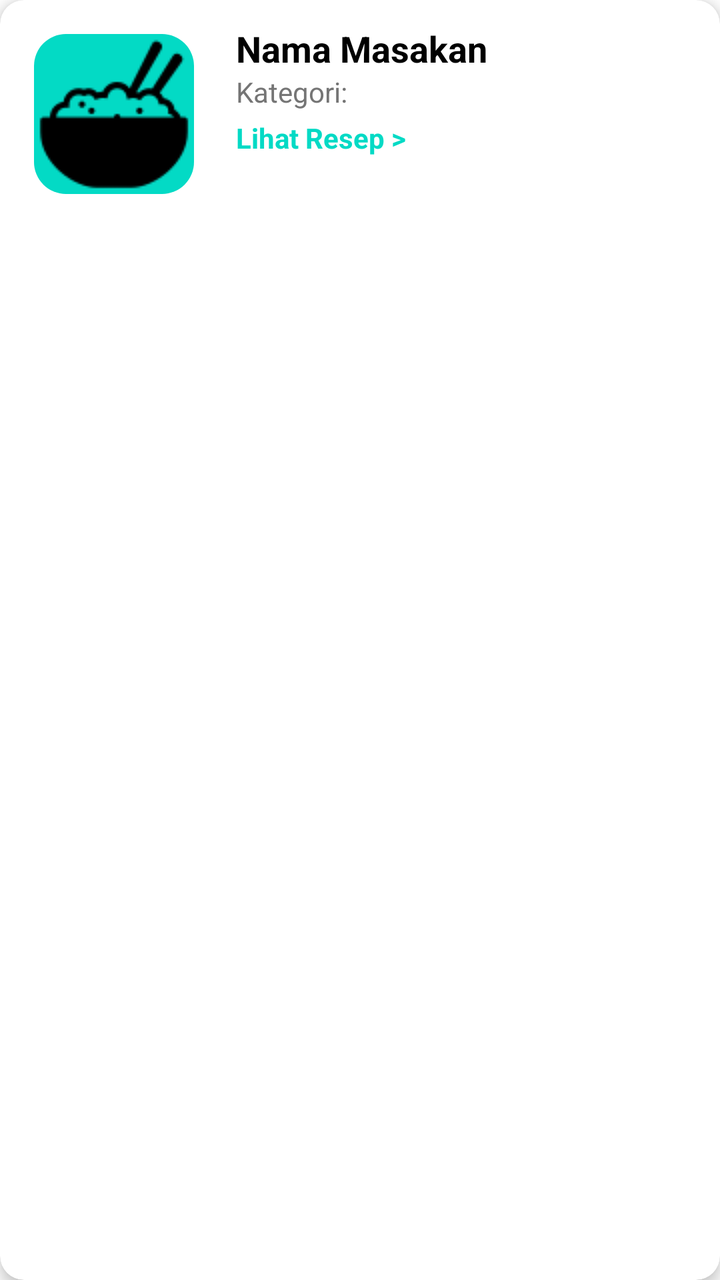
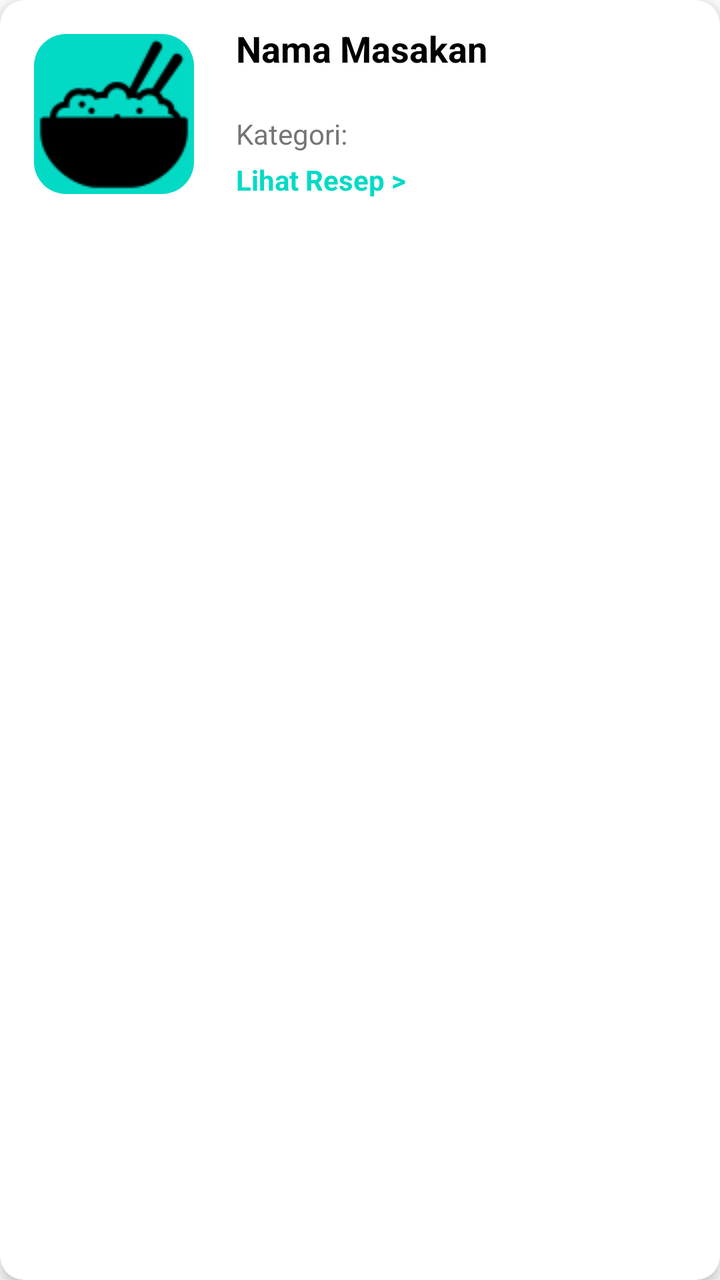

The first picture is an Android layout as it rendered before a commit; the second is the same layout after the commit. The layout source and the unified diff follow.
<!-- AndroidManifest.xml: application theme Theme.DapurIbuProject -->
<!-- res/layout/item_resep.xml -->
<?xml version="1.0" encoding="utf-8"?>
<com.google.android.material.card.MaterialCardView
    xmlns:android="http://schemas.android.com/apk/res/android"
    xmlns:app="http://schemas.android.com/apk/res-auto"
    android:layout_width="match_parent"
    android:layout_height="wrap_content"
    android:layout_margin="8dp"
    app:cardCornerRadius="12dp"
    app:cardElevation="4dp">

    <LinearLayout
        android:layout_width="match_parent"
        android:layout_height="wrap_content"
        android:orientation="horizontal"
        android:padding="12dp">

        <ImageView
            android:id="@+id/ivFood"
            android:layout_width="80dp"
            android:layout_height="80dp"
            android:scaleType="centerCrop"
            android:layout_margin="5dp"
            android:src="@drawable/makanan"
            android:background="@drawable/lingkaran_round" />

        <LinearLayout
            android:layout_width="match_parent"
            android:layout_height="wrap_content"
            android:layout_marginStart="16dp"
            android:orientation="vertical">

            <TextView
                android:id="@+id/tvFoodName"
                android:layout_width="wrap_content"
                android:layout_height="wrap_content"
                android:text="Nama Masakan"
                android:textColor="@android:color/black"
                android:textSize="18sp"
                android:textStyle="bold" />

            <TextView
                android:id="@+id/tvCategory"
                android:layout_width="wrap_content"
                android:layout_height="wrap_content"
                android:text="Kategori: "
                android:textColor="#757575"
                android:textSize="14sp" />

            <TextView
                android:id="@+id/tvStatus"
                android:layout_width="wrap_content"
                android:layout_height="wrap_content"
                android:layout_marginTop="4dp"
                android:text="Lihat Resep >"
                android:textColor="@color/teal_200"
                android:textSize="14sp"
                android:textStyle="bold" />
        </LinearLayout>

    </LinearLayout>
</com.google.android.material.card.MaterialCardView>
<!-- resources referenced by this layout -->
<resources>
  <color name="teal_200">#FF03DAC5</color>
  <!-- drawable lingkaran_round (drawable) -->
  <?xml version="1.0" encoding="utf-8"?>
  <shape xmlns:android="http://schemas.android.com/apk/res/android"
      android:shape="rectangle">
      <solid android:color="@color/teal_200" />
      <corners android:radius="16dp" />
  </shape>
  <!-- drawable makanan: png bitmap (drawable, 1474 bytes) -->
  <style name="Theme.DapurIbuProject" parent="Theme.MaterialComponents.DayNight.NoActionBar">
          <item name="colorPrimary">@color/teal_200</item>
          <item name="colorPrimaryVariant">@color/teal_200</item>
          <item name="colorOnPrimary">@color/white</item>
  
          <item name="shapeAppearanceLargeComponent">@style/ShapeAppearance.App.CircleImage</item>
      </style>
  <color name="white">#FFFFFFFF</color>
  <style name="ShapeAppearance.App.CircleImage" parent="ShapeAppearance.MaterialComponents.LargeComponent">
          <item name="cornerSize">50%</item>
      </style>
</resources>

<!-- the commit's change to res/layout/item_resep.xml (unified diff, before → after) -->
@@ -31,20 +31,26 @@
 
             <TextView
                 android:id="@+id/tvFoodName"
-                android:layout_width="wrap_content"
+                android:layout_width="match_parent"
                 android:layout_height="wrap_content"
                 android:text="Nama Masakan"
                 android:textColor="@android:color/black"
                 android:textSize="18sp"
-                android:textStyle="bold" />
+                android:textStyle="bold"
+                android:maxLines="2"
+                android:minLines="2"
+                android:ellipsize="end" />
 
             <TextView
                 android:id="@+id/tvCategory"
-                android:layout_width="wrap_content"
+                android:layout_width="match_parent"
                 android:layout_height="wrap_content"
                 android:text="Kategori: "
                 android:textColor="#757575"
-                android:textSize="14sp" />
+                android:textSize="14sp"
+                android:maxLines="1"
+                android:minLines="1"
+                android:ellipsize="end" />
 
             <TextView
                 android:id="@+id/tvStatus"
